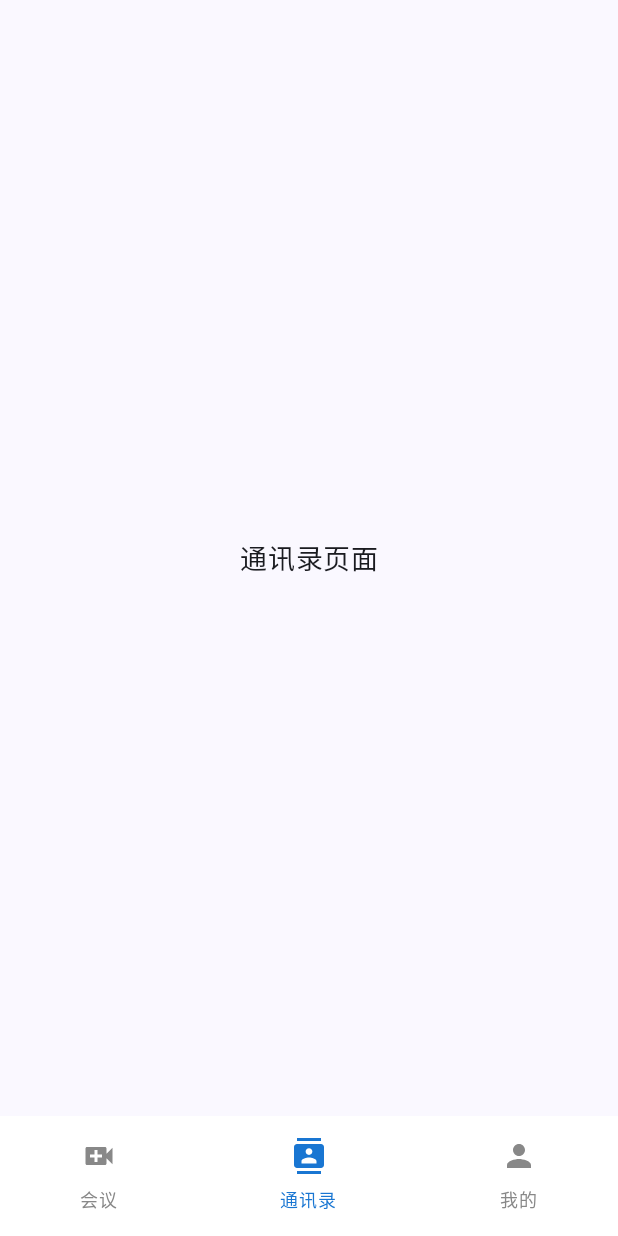
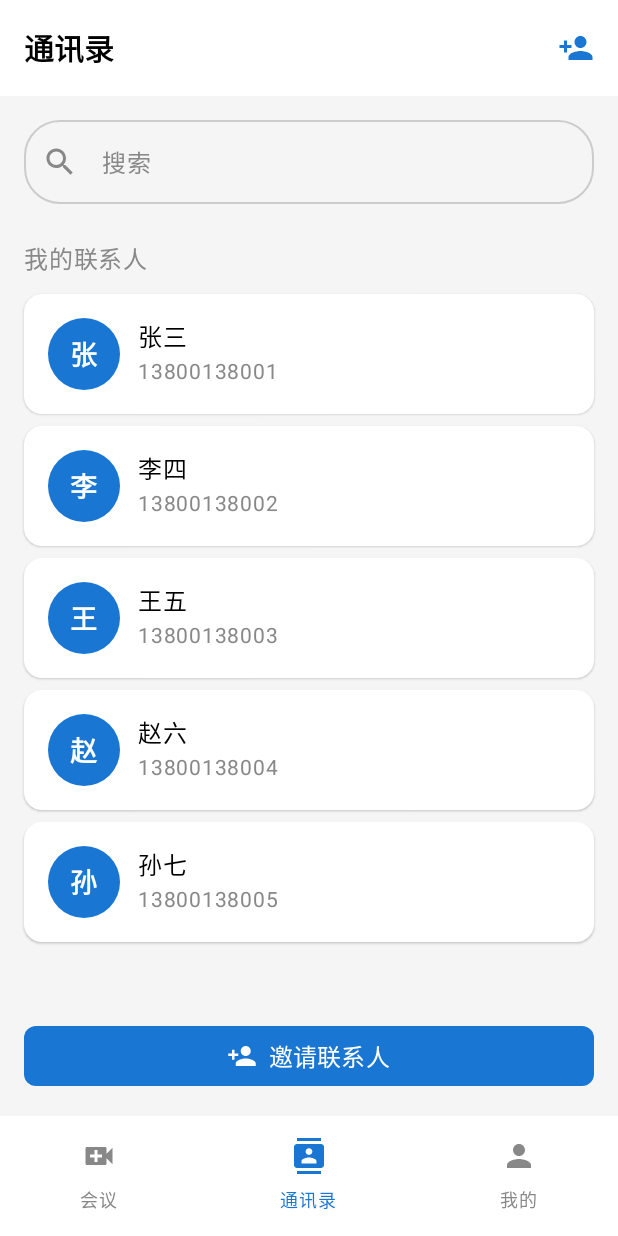
Before and after one commit to GuoDragon/Tencent-Meeting, an Android app built with Jetpack Compose: the screen it shows after launch (MainActivity), item 2 of the bottom bar chosen, on a phone screen of 412 x 824 dp. Run offline under Robolectric (Android 15) with nearby library versions, the phone set to English and light mode, and no system bars.

Commit message:
通讯录页

```diff
--- a/app/src/main/java/com/example/tencentmeeting/MainActivity.kt
+++ b/app/src/main/java/com/example/tencentmeeting/MainActivity.kt
@@ -20,6 +20,7 @@ import androidx.compose.ui.unit.sp
 import com.example.tencentmeeting.ui.theme.TencentMeetingTheme
 import com.example.tencentmeeting.view.HomePage
 import com.example.tencentmeeting.view.MePage
+import com.example.tencentmeeting.view.ContactPage
 
 class MainActivity : ComponentActivity() {
     override fun onCreate(savedInstanceState: Bundle?) {
@@ -143,19 +144,6 @@ fun BottomNavigationBar(
     }
 }
 
-@Composable
-fun ContactPage() {
-    Box(
-        modifier = Modifier.fillMaxSize(),
-        contentAlignment = Alignment.Center
-    ) {
-        Text(
-            text = "通讯录页面",
-            fontSize = 18.sp,
-            fontWeight = FontWeight.Medium
-        )
-    }
-}
 
 
 @Preview(showBackground = true)
--- /dev/null
+++ b/app/src/main/java/com/example/tencentmeeting/contract/ContactContract.kt
@@ -0,0 +1,25 @@
+package com.example.tencentmeeting.contract
+
+import com.example.tencentmeeting.model.User
+
+interface ContactContract {
+
+    interface View {
+        fun showContacts(contacts: List<User>)
+        fun showSearchResults(results: List<User>)
+        fun showEmptySearchResult()
+        fun showLoading()
+        fun hideLoading()
+        fun showError(message: String)
+        fun showInviteSuccess(contactName: String)
+    }
+
+    interface Presenter {
+        fun attachView(view: View)
+        fun detachView()
+        fun loadContacts()
+        fun searchContacts(query: String)
+        fun inviteContact(contact: User)
+        fun onDestroy()
+    }
+}
--- /dev/null
+++ b/app/src/main/java/com/example/tencentmeeting/presenter/ContactPresenter.kt
@@ -0,0 +1,71 @@
+package com.example.tencentmeeting.presenter
+
+import com.example.tencentmeeting.contract.ContactContract
+import com.example.tencentmeeting.data.DataRepository
+import com.example.tencentmeeting.model.User
+import kotlinx.coroutines.CoroutineScope
+import kotlinx.coroutines.Dispatchers
+import kotlinx.coroutines.Job
+import kotlinx.coroutines.launch
+import kotlinx.coroutines.withContext
+
+class ContactPresenter(
+    private val dataRepository: DataRepository
+) : ContactContract.Presenter {
+
+    private var view: ContactContract.View? = null
+    private val presenterScope = CoroutineScope(Dispatchers.Main + Job())
+    private var allContacts: List<User> = emptyList()
+
+    override fun attachView(view: ContactContract.View) {
+        this.view = view
+    }
+
+    override fun detachView() {
+        this.view = null
+    }
+
+    override fun loadContacts() {
+        presenterScope.launch {
+            try {
+                view?.showLoading()
+                val contacts = withContext(Dispatchers.IO) {
+                    dataRepository.getUsers()
+                }
+
+                allContacts = contacts
+                view?.showContacts(contacts)
+            } catch (e: Exception) {
+                view?.showError("加载联系人失败: ${e.message}")
+            } finally {
+                view?.hideLoading()
+            }
+        }
+    }
+
+    override fun searchContacts(query: String) {
+        if (query.isBlank()) {
+            view?.showContacts(allContacts)
+            return
+        }
+
+        val filteredContacts = allContacts.filter { contact ->
+            contact.username.contains(query, ignoreCase = true) ||
+            contact.phone?.contains(query) == true
+        }
+
+        if (filteredContacts.isNotEmpty()) {
+            view?.showSearchResults(filteredContacts)
+        } else {
+            view?.showEmptySearchResult()
+        }
+    }
+
+    override fun inviteContact(contact: User) {
+        view?.showInviteSuccess(contact.username)
+    }
+
+    override fun onDestroy() {
+        detachView()
+    }
+}
--- /dev/null
+++ b/app/src/main/java/com/example/tencentmeeting/view/ContactPage.kt
@@ -0,0 +1,380 @@
+package com.example.tencentmeeting.view
+
+import androidx.compose.foundation.background
+import androidx.compose.foundation.clickable
+import androidx.compose.foundation.layout.*
+import androidx.compose.foundation.lazy.LazyColumn
+import androidx.compose.foundation.lazy.items
+import androidx.compose.foundation.shape.CircleShape
+import androidx.compose.foundation.shape.RoundedCornerShape
+import androidx.compose.material.icons.Icons
+import androidx.compose.material.icons.filled.*
+import androidx.compose.material3.*
+import androidx.compose.runtime.*
+import androidx.compose.ui.Alignment
+import androidx.compose.ui.Modifier
+import androidx.compose.ui.draw.clip
+import androidx.compose.ui.graphics.Color
+import androidx.compose.ui.platform.LocalContext
+import androidx.compose.ui.text.font.FontWeight
+import androidx.compose.ui.text.style.TextOverflow
+import androidx.compose.ui.unit.dp
+import androidx.compose.ui.unit.sp
+import com.example.tencentmeeting.contract.ContactContract
+import com.example.tencentmeeting.data.DataRepository
+import com.example.tencentmeeting.model.User
+import com.example.tencentmeeting.presenter.ContactPresenter
+
+@OptIn(ExperimentalMaterial3Api::class)
+@Composable
+fun ContactPage() {
+    val context = LocalContext.current
+    val dataRepository = DataRepository.getInstance(context)
+    val presenter = remember { ContactPresenter(dataRepository) }
+
+    var contacts by remember { mutableStateOf<List<User>>(emptyList()) }
+    var searchQuery by remember { mutableStateOf("") }
+    var isLoading by remember { mutableStateOf(false) }
+    var showEmptyState by remember { mutableStateOf(false) }
+    var errorMessage by remember { mutableStateOf<String?>(null) }
+    var inviteMessage by remember { mutableStateOf<String?>(null) }
+
+    val view = remember {
+        object : ContactContract.View {
+            override fun showContacts(contactList: List<User>) {
+                contacts = contactList
+                showEmptyState = false
+            }
+
+            override fun showSearchResults(results: List<User>) {
+                contacts = results
+                showEmptyState = false
+            }
+
+            override fun showEmptySearchResult() {
+                contacts = emptyList()
+                showEmptyState = true
+            }
+
+            override fun showLoading() {
+                isLoading = true
+            }
+
+            override fun hideLoading() {
+                isLoading = false
+            }
+
+            override fun showError(message: String) {
+                errorMessage = message
+            }
+
+            override fun showInviteSuccess(contactName: String) {
+                inviteMessage = "已邀请 $contactName 加入会议"
+            }
+        }
+    }
+
+    LaunchedEffect(Unit) {
+        presenter.attachView(view)
+        presenter.loadContacts()
+    }
+
+    LaunchedEffect(searchQuery) {
+        presenter.searchContacts(searchQuery)
+    }
+
+    DisposableEffect(Unit) {
+        onDispose {
+            presenter.onDestroy()
+        }
+    }
+
+    Column(
+        modifier = Modifier
+            .fillMaxSize()
+            .background(Color(0xFFF5F5F5))
+    ) {
+        // 顶部标题栏
+        TopAppBar(
+            title = {
+                Text(
+                    text = "通讯录",
+                    fontSize = 20.sp,
+                    fontWeight = FontWeight.Bold,
+                    color = Color.Black
+                )
+            },
+            actions = {
+                IconButton(
+                    onClick = { }
+                ) {
+                    Icon(
+                        imageVector = Icons.Default.PersonAdd,
+                        contentDescription = "添加好友",
+                        tint = Color(0xFF1976D2)
+                    )
+                }
+            },
+            colors = TopAppBarDefaults.topAppBarColors(
+                containerColor = Color.White
+            )
+        )
+
+        // 搜索框
+        SearchBar(
+            query = searchQuery,
+            onQueryChange = { searchQuery = it },
+            modifier = Modifier
+                .fillMaxWidth()
+                .padding(16.dp)
+        )
+
+        // 联系人标题
+        if (contacts.isNotEmpty()) {
+            Text(
+                text = "我的联系人",
+                fontSize = 16.sp,
+                fontWeight = FontWeight.Medium,
+                color = Color.Gray,
+                modifier = Modifier.padding(horizontal = 16.dp, vertical = 8.dp)
+            )
+        }
+
+        // 联系人列表
+        Box(
+            modifier = Modifier.weight(1f)
+        ) {
+            when {
+                isLoading -> {
+                    Box(
+                        modifier = Modifier.fillMaxSize(),
+                        contentAlignment = Alignment.Center
+                    ) {
+                        CircularProgressIndicator(color = Color(0xFF1976D2))
+                    }
+                }
+                showEmptyState -> {
+                    EmptyContactState(searchQuery = searchQuery)
+                }
+                else -> {
+                    LazyColumn(
+                        modifier = Modifier.fillMaxSize(),
+                        contentPadding = PaddingValues(horizontal = 16.dp)
+                    ) {
+                        items(contacts) { contact ->
+                            ContactItem(
+                                contact = contact,
+                                onInviteClick = { presenter.inviteContact(contact) }
+                            )
+                        }
+                    }
+                }
+            }
+        }
+
+        // 底部邀请按钮
+        InviteContactButton(
+            onClick = {
+                if (contacts.isNotEmpty()) {
+                    inviteMessage = "已邀请所有联系人加入会议"
+                }
+            },
+            modifier = Modifier.padding(16.dp)
+        )
+    }
+
+    // 错误提示
+    errorMessage?.let { message ->
+        LaunchedEffect(message) {
+            errorMessage = null
+        }
+    }
+
+    // 邀请成功提示
+    inviteMessage?.let { message ->
+        LaunchedEffect(message) {
+            kotlinx.coroutines.delay(2000)
+            inviteMessage = null
+        }
+
+        Box(
+            modifier = Modifier.fillMaxSize(),
+            contentAlignment = Alignment.BottomCenter
+        ) {
+            Card(
+                modifier = Modifier.padding(16.dp),
+                colors = CardDefaults.cardColors(containerColor = Color(0xFF4CAF50))
+            ) {
+                Text(
+                    text = message,
+                    color = Color.White,
+                    modifier = Modifier.padding(12.dp)
+                )
+            }
+        }
+    }
+}
+
+@OptIn(ExperimentalMaterial3Api::class)
+@Composable
+private fun SearchBar(
+    query: String,
+    onQueryChange: (String) -> Unit,
+    modifier: Modifier = Modifier
+) {
+    OutlinedTextField(
+        value = query,
+        onValueChange = onQueryChange,
+        placeholder = {
+            Text(
+                text = "搜索",
+                color = Color.Gray
+            )
+        },
+        leadingIcon = {
+            Icon(
+                imageVector = Icons.Default.Search,
+                contentDescription = "搜索",
+                tint = Color.Gray
+            )
+        },
+        trailingIcon = {
+            if (query.isNotEmpty()) {
+                IconButton(
+                    onClick = { onQueryChange("") }
+                ) {
+                    Icon(
+                        imageVector = Icons.Default.Clear,
+                        contentDescription = "清除",
+                        tint = Color.Gray
+                    )
+                }
+            }
+        },
+        singleLine = true,
+        shape = RoundedCornerShape(24.dp),
+        colors = OutlinedTextFieldDefaults.colors(
+            focusedBorderColor = Color(0xFF1976D2),
+            unfocusedBorderColor = Color.LightGray,
+            cursorColor = Color(0xFF1976D2)
+        ),
+        modifier = modifier
+    )
+}
+
+@Composable
+private fun ContactItem(
+    contact: User,
+    onInviteClick: () -> Unit
+) {
+    Card(
+        modifier = Modifier
+            .fillMaxWidth()
+            .padding(vertical = 4.dp)
+            .clickable { onInviteClick() },
+        colors = CardDefaults.cardColors(containerColor = Color.White),
+        elevation = CardDefaults.cardElevation(defaultElevation = 1.dp)
+    ) {
+        Row(
+            modifier = Modifier
+                .fillMaxWidth()
+                .padding(16.dp),
+            verticalAlignment = Alignment.CenterVertically
+        ) {
+            // 头像
+            Box(
+                modifier = Modifier
+                    .size(48.dp)
+                    .clip(CircleShape)
+                    .background(Color(0xFF1976D2)),
+                contentAlignment = Alignment.Center
+            ) {
+                Text(
+                    text = contact.username.firstOrNull()?.toString() ?: "U",
+                    color = Color.White,
+                    fontSize = 18.sp,
+                    fontWeight = FontWeight.Bold
+                )
+            }
+
+            Spacer(modifier = Modifier.width(12.dp))
+
+            // 联系人信息
+            Column(
+                modifier = Modifier.weight(1f)
+            ) {
+                Text(
+                    text = contact.username,
+                    fontSize = 16.sp,
+                    fontWeight = FontWeight.Medium,
+                    color = Color.Black,
+                    maxLines = 1,
+                    overflow = TextOverflow.Ellipsis
+                )
+                contact.phone?.let { phone ->
+                    Text(
+                        text = phone,
+                        fontSize = 14.sp,
+                        color = Color.Gray,
+                        maxLines = 1,
+                        overflow = TextOverflow.Ellipsis
+                    )
+                }
+            }
+        }
+    }
+}
+
+@Composable
+private fun EmptyContactState(searchQuery: String) {
+    Column(
+        modifier = Modifier.fillMaxSize(),
+        horizontalAlignment = Alignment.CenterHorizontally,
+        verticalArrangement = Arrangement.Center
+    ) {
+        Icon(
+            imageVector = if (searchQuery.isNotEmpty()) Icons.Default.SearchOff else Icons.Default.People,
+            contentDescription = if (searchQuery.isNotEmpty()) "无搜索结果" else "暂无联系人",
+            tint = Color.Gray,
+            modifier = Modifier.size(80.dp)
+        )
+        Spacer(modifier = Modifier.height(16.dp))
+        Text(
+            text = if (searchQuery.isNotEmpty()) "无搜索结果" else "暂无联系人",
+            fontSize = 16.sp,
+            color = Color.Gray
+        )
+    }
+}
+
+@Composable
+private fun InviteContactButton(
+    onClick: () -> Unit,
+    modifier: Modifier = Modifier
+) {
+    Button(
+        onClick = onClick,
+        modifier = modifier.fillMaxWidth(),
+        colors = ButtonDefaults.buttonColors(
+            containerColor = Color(0xFF1976D2)
+        ),
+        shape = RoundedCornerShape(8.dp)
+    ) {
+        Row(
+            verticalAlignment = Alignment.CenterVertically
+        ) {
+            Icon(
+                imageVector = Icons.Default.PersonAdd,
+                contentDescription = "邀请联系人",
+                tint = Color.White,
+                modifier = Modifier.size(20.dp)
+            )
+            Spacer(modifier = Modifier.width(8.dp))
+            Text(
+                text = "邀请联系人",
+                fontSize = 16.sp,
+                color = Color.White
+            )
+        }
+    }
+}
--- a/app/src/main/java/com/example/tencentmeeting/view/MePage.kt
+++ b/app/src/main/java/com/example/tencentmeeting/view/MePage.kt
@@ -140,7 +140,7 @@ private fun UserInfoCard(user: User?) {
                     contentAlignment = Alignment.Center
                 ) {
                     Text(
-                        text = user?.username?.firstOrNull()?.toString() ?: "U",
+                        text = "刘",
                         color = Color.White,
                         fontSize = 32.sp,
                         fontWeight = FontWeight.Bold
@@ -154,7 +154,7 @@ private fun UserInfoCard(user: User?) {
                     modifier = Modifier.weight(1f)
                 ) {
                     Text(
-                        text = user?.username ?: "用户",
+                        text = "刘承龙",
                         fontSize = 22.sp,
                         fontWeight = FontWeight.Bold,
                         color = Color.Black
@@ -165,14 +165,12 @@ private fun UserInfoCard(user: User?) {
                         fontSize = 16.sp,
                         color = Color.Gray
                     )
-                    if (!user?.email.isNullOrEmpty()) {
-                        Spacer(modifier = Modifier.height(2.dp))
-                        Text(
-                            text = user?.email ?: "",
-                            fontSize = 14.sp,
-                            color = Color.Gray
-                        )
-                    }
+                    Spacer(modifier = Modifier.height(2.dp))
+                    Text(
+                        text = "liuchenglong@example.com",
+                        fontSize = 14.sp,
+                        color = Color.Gray
+                    )
                 }
 
                 // 设置图标
```
Also changed, not shown: 4 other files.
